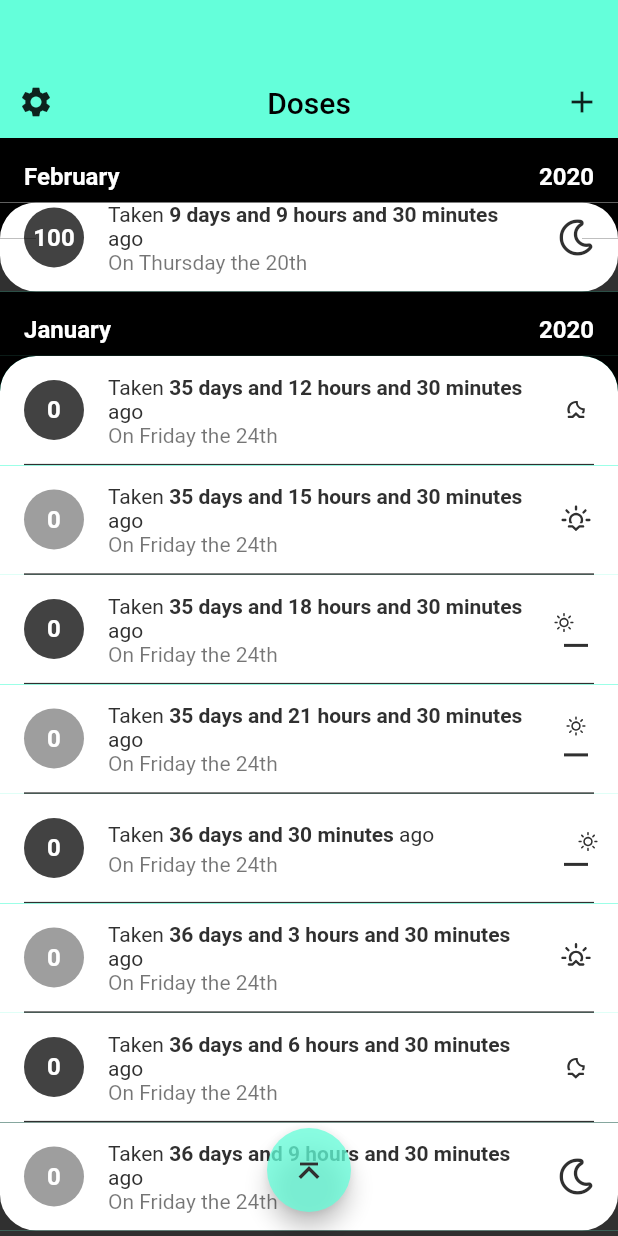
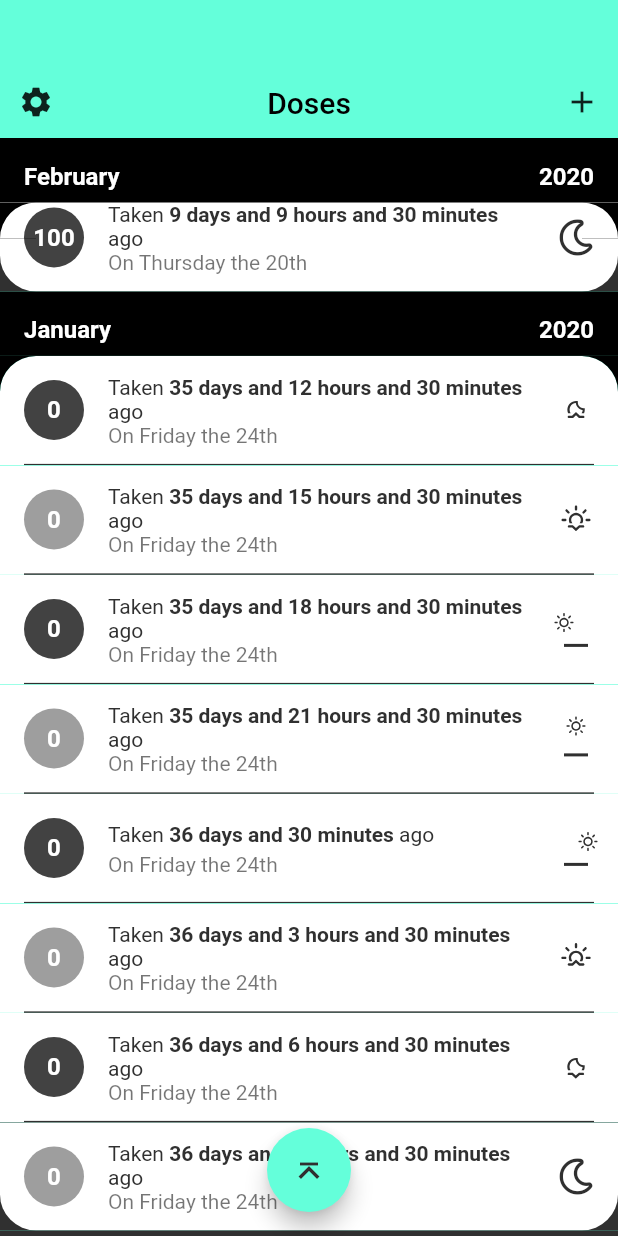
Before and after one commit to b-cancel/halfLife, a Flutter app: the screen it shows after launch, scrolled down 576 dp, on a phone screen of 412 x 824 dp. Run offline on Flutter 3.47's test engine with Material 2 defaults, Android fonts, the phone set to English and light mode, and no system bars; drawn by our look-alikes of flutter_slidable, pull_to_refresh; our stand-ins replace charts_flutter, flutter_icons, flutter_sticky_header, font_awesome_flutter.

Commit message:
small edit so scroll to top button cover the pill bottle If possible...

```diff
--- a/half_life/lib/doseRefresh.dart
+++ b/half_life/lib/doseRefresh.dart
@@ -203,7 +203,7 @@ class _DosesRefreshState extends State<DosesRefresh> {
         color: ThemeData.dark().scaffoldBackgroundColor,
         child: Center(
           child: Padding(
-            padding: const EdgeInsets.all(56.0),
+            padding: EdgeInsets.all(32.0),
             child: Icon(
               FontAwesomeIcons.prescriptionBottle,
               color: Colors.white,
--- a/half_life/lib/shared/scrollToTop.dart
+++ b/half_life/lib/shared/scrollToTop.dart
@@ -58,7 +58,7 @@ class _ScrollToTopButtonState extends State<ScrollToTopButton> {
           ),
           child: FloatingActionButton(
             heroTag: 'toTop',
-            backgroundColor: widget.color.withOpacity(0.75),
+            backgroundColor: widget.color,
             onPressed: (){
               widget.scrollController.jumpTo(0);
             },
```
